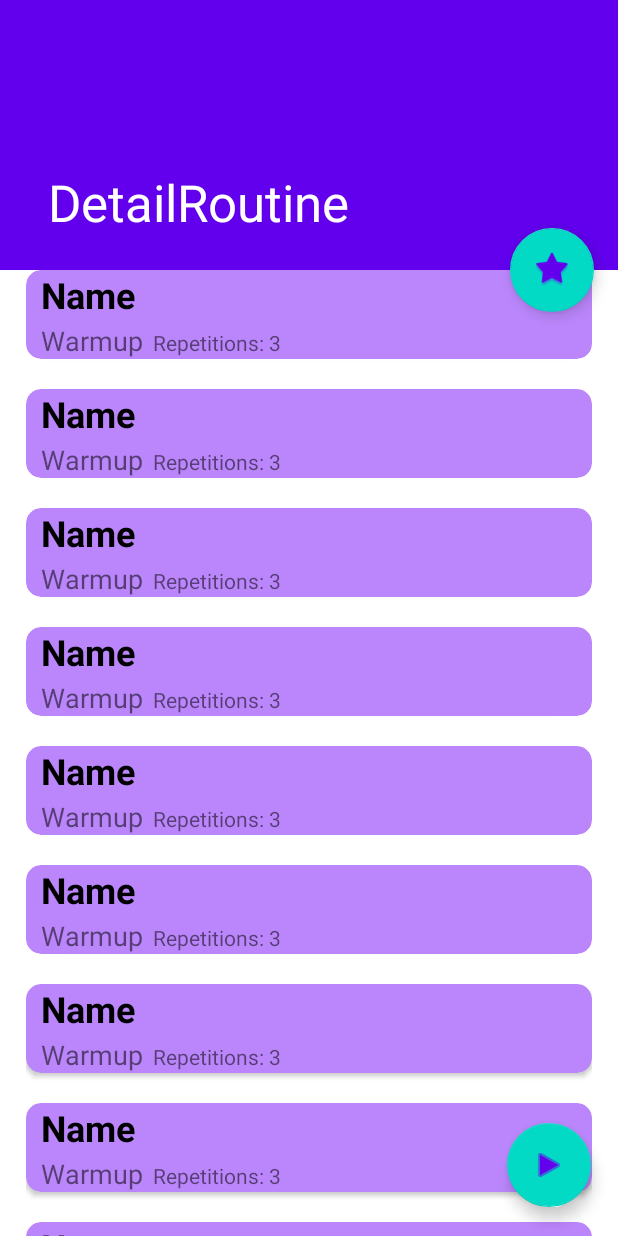
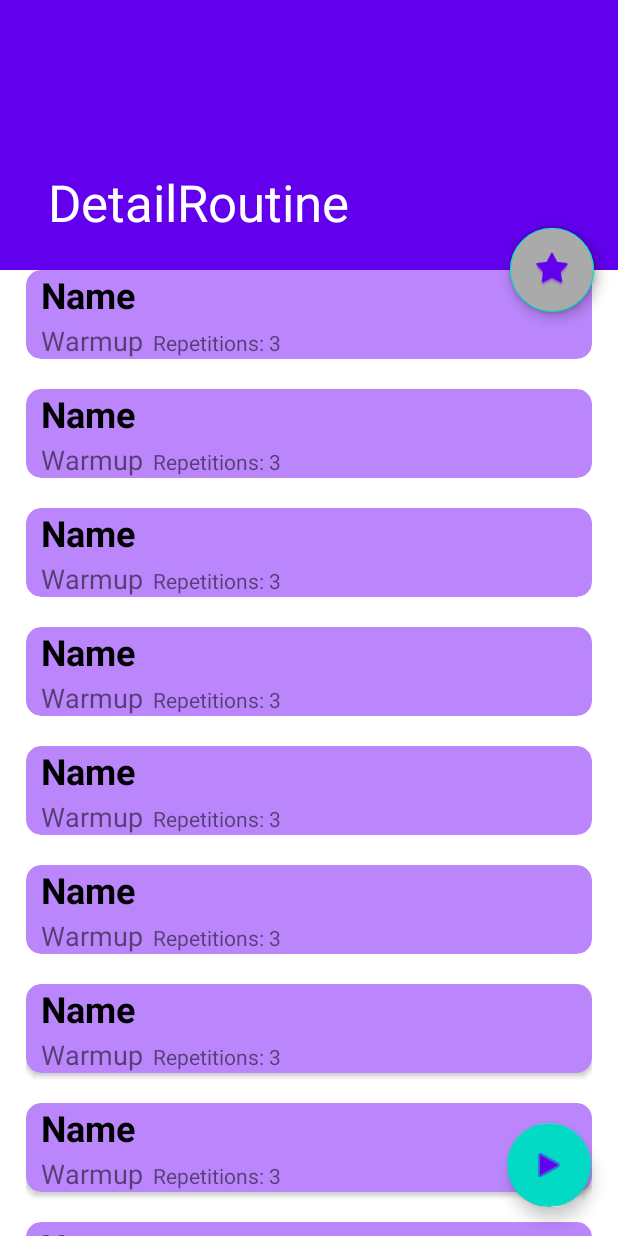
Before and after one commit to bsquillari/TrainMe, an Android app: the DetailRoutine screen opened directly, with no data from a screen before it, on a phone screen of 412 x 824 dp. Run offline under Robolectric (Android 15) with nearby library versions, the phone set to English and light mode, and no system bars; network calls fail.

Commit message:
Fav Unfav con colores simples

```diff
--- a/app/src/main/java/com/trainme/MyRoutineRecyclerViewAdapter.java
+++ b/app/src/main/java/com/trainme/MyRoutineRecyclerViewAdapter.java
@@ -177,7 +177,7 @@ public class MyRoutineRecyclerViewAdapter extends RecyclerView.Adapter<MyRoutine
                 public void onClick(View view) {
 //                    Intent myIntent = new Intent(MainActivity.this, Detail.class);
                     Intent myIntent = new Intent(myContext,DetailRoutine.class);
-                    myIntent.putExtra("ID", 18); //Optional parameters
+                    myIntent.putExtra("ID", 23); //Optional parameters
                     myContext.startActivity(myIntent);
                 }
             });
--- a/app/src/main/java/com/trainme/api/ApiRoutineService.java
+++ b/app/src/main/java/com/trainme/api/ApiRoutineService.java
@@ -6,6 +6,7 @@ import androidx.lifecycle.LiveData;
 import com.trainme.api.model.PagedList;
 import com.trainme.api.model.Routine;
 
+import retrofit2.http.DELETE;
 import retrofit2.http.GET;
 import retrofit2.http.POST;
 import retrofit2.http.Path;
@@ -22,6 +23,9 @@ public interface ApiRoutineService {
     @GET("favourites")
     LiveData<ApiResponse<PagedList<Routine>>> getFavourites(@Query("page") int page, @Query("size") int size);
 
+    @DELETE("favourites/{routineId}")
+    LiveData<ApiResponse<Void>> removeFav(@Path("routineId") int size);
+
     @POST("favourites/{routineId}")
     LiveData<ApiResponse<Void>>addToFavs(@Path("routineId") int routineId);
 
--- a/app/src/main/res/layout/activity_detail_routine.xml
+++ b/app/src/main/res/layout/activity_detail_routine.xml
@@ -64,7 +64,19 @@
         android:layout_height="wrap_content"
         android:layout_marginRight="16dp"
         android:clickable="true"
+        android:backgroundTint="@android:color/holo_orange_light"
         android:src="@android:drawable/star_big_off"
+        app:layout_anchor="@+id/app_bar"
+        app:layout_anchorGravity="end|bottom" />
+
+    <com.google.android.material.floatingactionbutton.FloatingActionButton
+        android:id="@+id/UnFavBtn"
+        android:layout_width="wrap_content"
+        android:layout_height="wrap_content"
+        android:layout_marginRight="16dp"
+        android:clickable="true"
+        android:src="@android:drawable/star_big_off"
+        android:backgroundTint="@android:color/darker_gray"
         app:layout_anchor="@+id/app_bar"
         app:layout_anchorGravity="end|bottom" />
 
```
Also changed, not shown: app/src/main/java/com/trainme/DetailRoutine.java (+45 -11 lines), app/src/main/java/com/trainme/api/model/Routine.java (+44 -2 lines), app/src/main/java/com/trainme/repository/RoutineRepository.java (+11 -0 lines).
